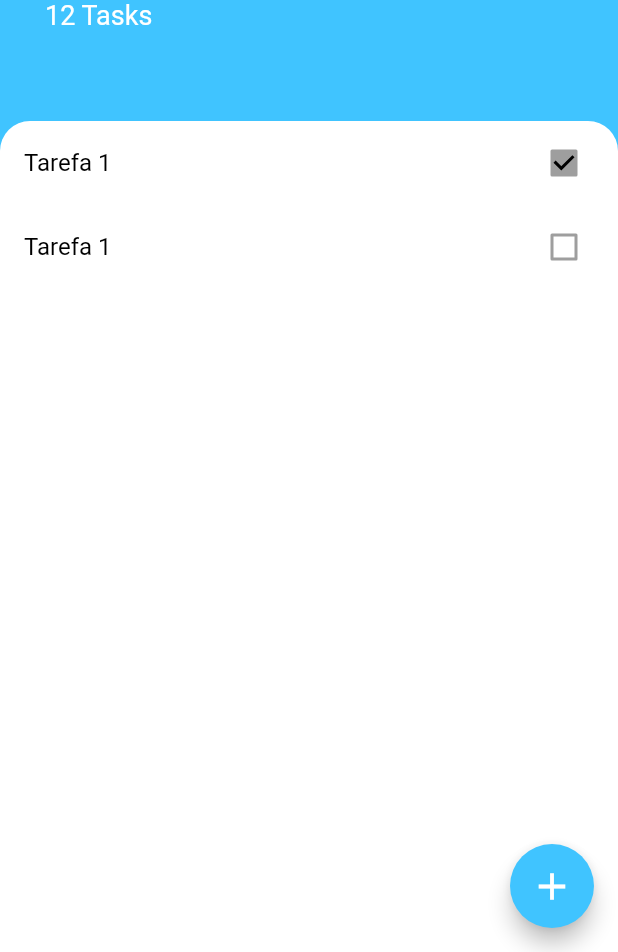
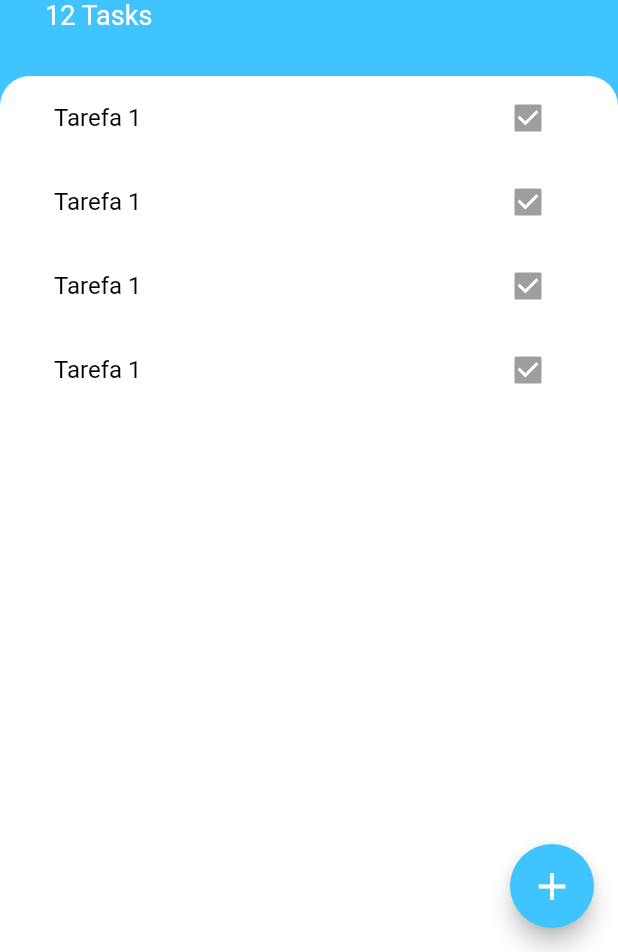
Before and after one commit to jameswsousa/todoey, a Flutter app: the screen it shows after launch, on a phone screen of 412 x 824 dp, the part 284-1236 px from its top. Run offline on Flutter 3.47's test engine with Material 2 defaults, Android fonts, the phone set to English and light mode, and no system bars.

Commit message:
refactores widgets

```diff
--- a/lib/screens/tasks_screen.dart
+++ b/lib/screens/tasks_screen.dart
@@ -1,4 +1,5 @@
 import 'package:flutter/material.dart';
+import 'package:todoey/widgets/tasks_list.dart';
 
 class TasksScreen extends StatelessWidget {
   @override
@@ -42,9 +43,6 @@ class TasksScreen extends StatelessWidget {
                 ),
                 Text('12 Tasks',
                     style: TextStyle(color: Colors.white, fontSize: 18)),
-                SizedBox(
-                  height: 30,
-                ),
               ],
             ),
           ),
@@ -56,30 +54,7 @@ class TasksScreen extends StatelessWidget {
                     topLeft: Radius.circular(20),
                     topRight: Radius.circular(20),
                   )),
-              child: Column(
-                children: <Widget>[
-                  CheckboxListTile(
-                    value: true,
-                    onChanged: null,
-                    title: Text(
-                      'Tarefa 1',
-                      style: TextStyle(color: Colors.black),
-                    ),
-                    activeColor: Colors.white,
-                    checkColor: Colors.black,
-                  ),
-                  CheckboxListTile(
-                    value: false,
-                    onChanged: null,
-                    title: Text(
-                      'Tarefa 1',
-                      style: TextStyle(color: Colors.black),
-                    ),
-                    activeColor: Colors.black,
-                    checkColor: Colors.black,
-                  ),
-                ],
-              ),
+              child: TasksList(),
             ),
           ),
         ],
--- /dev/null
+++ b/lib/widgets/task_tile.dart
@@ -0,0 +1,19 @@
+import 'package:flutter/material.dart';
+
+class TaskTile extends StatelessWidget {
+  // const TaskTile({
+  // }) ;
+
+  @override
+  Widget build(BuildContext context) {
+    return ListTile(
+      title: Text(
+        'Tarefa 1',
+        style: TextStyle(color: Colors.black),
+      ),
+      trailing: Checkbox(
+        value: true,
+      ),
+    );
+  }
+}
--- /dev/null
+++ b/lib/widgets/tasks_list.dart
@@ -0,0 +1,17 @@
+import 'package:flutter/material.dart';
+import 'package:todoey/widgets/task_tile.dart';
+
+class TasksList extends StatelessWidget {
+  @override
+  Widget build(BuildContext context) {
+    return ListView(
+      padding: EdgeInsets.symmetric(horizontal: 20),
+      children: <Widget>[
+        TaskTile(),
+        TaskTile(),
+        TaskTile(),
+        TaskTile(),
+      ],
+    );
+  }
+}
```
